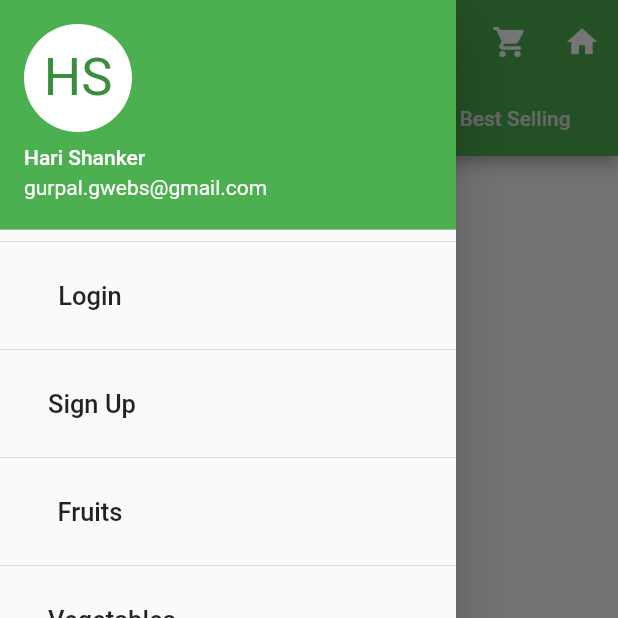
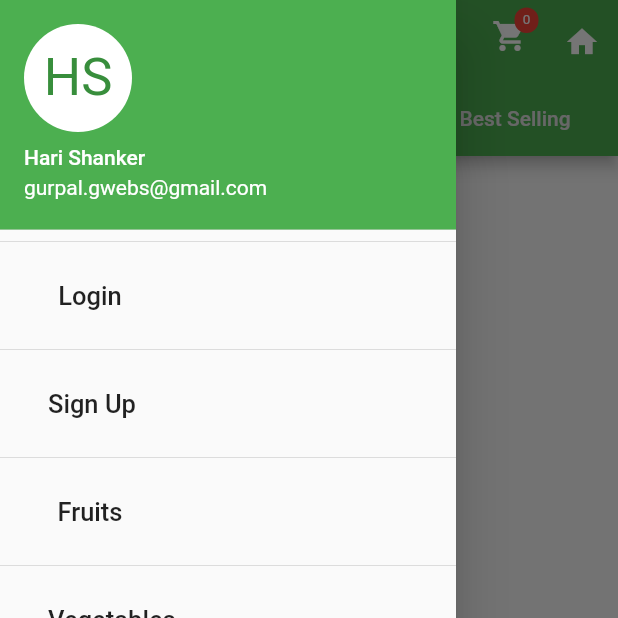
Before and after one commit to shankersdharigweb/mandi, a Flutter app: the Fruits screen opened directly, tab 2 chosen, with the side drawer open, on a phone screen of 412 x 824 dp, the top half of it. Run offline on Flutter 3.47's test engine with Material 2 defaults, Android fonts, the phone set to English and light mode, and no system bars; our stand-ins replace carousel_slider; network calls fail.

Commit message:
Mandi logo and cart page

```diff
--- a/lib/fruits.dart
+++ b/lib/fruits.dart
@@ -51,9 +51,11 @@ class _FruitsState extends State<Fruits> {
      "weights" :["1 KG", "2 KG", "3 KG", "4 KG", "5 KG"]
     },
   ];
+  int counter = 0 ;
   @override
   Widget build(BuildContext context) {
 
+    var cartCounting = [];
     return DefaultTabController(
       length: 3,
       child: Scaffold(
@@ -65,8 +67,9 @@ class _FruitsState extends State<Fruits> {
               onPressed: () => Navigator.pop(context, false),
             ),
 
-            IconButton(
-              icon: Icon(Icons.shopping_cart),
+            new Stack(
+              children: <Widget>[
+                new IconButton(icon: Icon(Icons.shopping_cart),
                   onPressed: () {
                     Navigator.of(context).push(MaterialPageRoute(builder: (context) {
                       return Cart(
@@ -74,6 +77,31 @@ class _FruitsState extends State<Fruits> {
                       );
                     }));
                   },
+                ),
+                new Positioned(
+                  right: 5,
+                  top: 5,
+                  child: new Container(
+                    padding: EdgeInsets.only(left:4,right:4,top:3,bottom:3),
+                    decoration: new BoxDecoration(
+                      color: Colors.red,
+                      borderRadius: BorderRadius.circular(10),
+                    ),
+                    constraints: BoxConstraints(
+                      minWidth: 16,
+                      minHeight: 16,
+                    ),
+                    child: Text(
+                      '$counter',
+                      style: TextStyle(
+                        color: Colors.white,
+                        fontSize: 9,
+                      ),
+                      textAlign: TextAlign.center,
+                    ),
+                  ),
+                ),
+              ],
             ),
             IconButton(
               icon: Icon(Icons.home),
@@ -111,7 +139,7 @@ class _FruitsState extends State<Fruits> {
             Column(
               children: [
                 Expanded(
-                    child: Products(productList)),
+                    child: Products(productList,counter)),
               ],
             ),
             Center(
```
Also changed, not shown: lib/cart/cart.dart (+28 -20 lines), lib/guest.dart (+6 -2 lines), lib/product/products.dart (+39 -24 lines), lib/register.dart (+6 -14 lines), lib/vegetables.dart (+30 -4 lines), 8 other files. Lines whose indentation alone changed are shown as unchanged.
